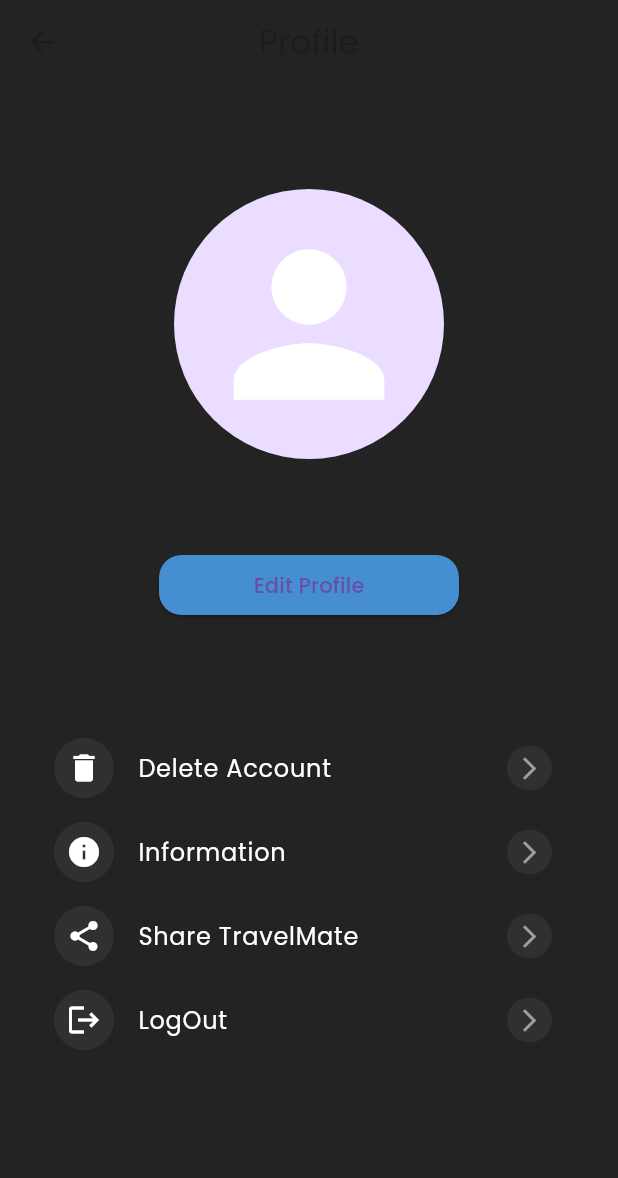
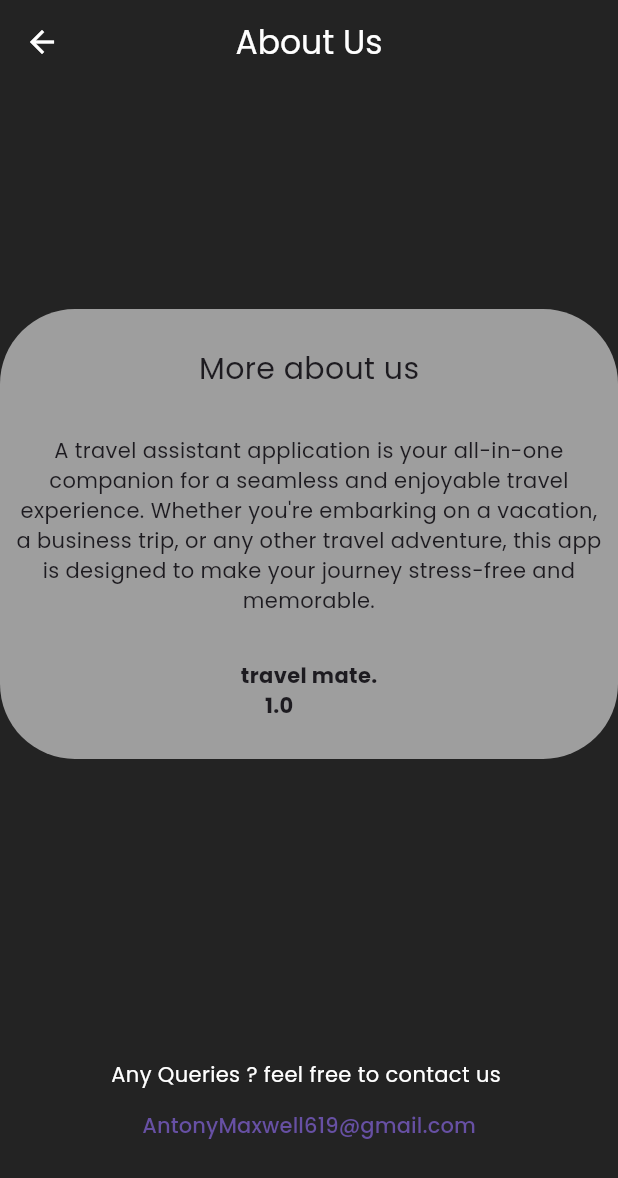
Before and after one commit to Antony-Maxwell/travel_mate, a Flutter app: the accountPage screen opened directly with empty values, after a tap on "Information", on a phone screen of 412 x 824 dp. Shown: the top 1178 px of the screen. Run offline on Flutter 3.47's test engine with Material 3 defaults, Android fonts, the phone set to English and light mode, and no system bars; our stand-ins replace carousel_slider, curved_navigation_bar, email_validator, flutter_datetime_picker_plus, flutter_local_notifications, flutter_rating_bar and 17 more; accounts and stored records are empty; project files that could hold a hidden picture were left out.

Commit message:
updated some ui

```diff
--- a/lib/main.dart
+++ b/lib/main.dart
@@ -9,6 +9,7 @@ import 'package:travel_mate/db/functions/model/category_data_model.dart';
 import 'package:travel_mate/db/functions/model/data_model.dart';
 import 'package:travel_mate/provider/navigation_Provider.dart';
 import 'package:travel_mate/provider/providerClass.dart';
+import 'package:travel_mate/screens/sideMenuScreens/aboutUs.dart';
 import 'package:travel_mate/widgets/adminWidgets/adminMain.dart';
 import 'package:travel_mate/screens/bottom_menu_screens/createTrips.dart';
 import 'package:travel_mate/authenthication/login.dart';
@@ -98,6 +99,7 @@ class _MyAppState extends State<MyApp> {
           '/adminMain' :(context) => adminMain(),
           '/bottomMenu' :(context) => homeBottomBar(),
           '/createTrips' :(context) => createTrips(),
+          '/aboutUs' : (context) => AboutUsScreen(),
         },
       ),
     );
--- a/lib/screens/sideMenuScreens/aboutUs.dart
+++ b/lib/screens/sideMenuScreens/aboutUs.dart
@@ -0,0 +1,86 @@
+import 'package:flutter/material.dart';
+
+class AboutUsScreen extends StatelessWidget {
+  const AboutUsScreen({super.key});
+
+  @override
+  Widget build(BuildContext context) {
+    return Scaffold(
+      backgroundColor: Color.fromRGBO(35, 35, 35, 1),
+      appBar: AppBar(
+        iconTheme: IconThemeData(
+          color: Colors.white,
+        ),
+        backgroundColor: Colors.transparent,
+        title: Text('About Us',
+        style: TextStyle(
+          color: Colors.white,
+        ),),
+        centerTitle: true,
+      ),
+      body: Container(
+        child: Column(
+          children: [
+            SizedBox(height: 150,),
+            Container(
+            width: double.infinity,
+            height: 300,
+            decoration: BoxDecoration(
+              color: Colors.grey,
+              borderRadius: BorderRadius.circular(50),
+            ),
+            child: Column(
+              crossAxisAlignment: CrossAxisAlignment.center,
+              mainAxisAlignment: MainAxisAlignment.center,
+              children: [
+                Padding(
+                  padding: EdgeInsets.only(left: 15),
+                ),
+                Text(
+                  'More about us',
+                  style: TextStyle(
+                    fontSize: 20,
+                  ),
+                ),
+                SizedBox(height: 20),
+                Padding(
+                  padding: const EdgeInsets.all(10),
+                  child: Center(
+                    child: Text(
+                      textAlign: TextAlign.center,
+                      "A travel assistant application is your all-in-one companion for a seamless and enjoyable travel experience. Whether you're embarking on a vacation, a business trip, or any other travel adventure, this app is designed to make your journey stress-free and memorable.",
+                      style: TextStyle(
+                      ),
+                    ),
+                  ),
+                ),
+                SizedBox(
+                  height: 20,
+                ),
+                Text(
+                  'travel mate.\n     1.0',
+                  style: TextStyle(
+                    fontWeight: FontWeight.bold,
+                  ),
+                )
+              ],
+            ),
+          ),
+          SizedBox(height: 200,),
+           Text(
+            'Any Queries ? feel free to contact us ',
+            style: TextStyle(
+              color: Colors.white,
+            ),
+            ),
+            TextButton(onPressed: (){
+
+            }, child: Text(
+              'AntonyMaxwell619@gmail.com',
+            ))
+          ],
+        ),
+      ),
+    );
+  }
+}
--- a/lib/screens/sideMenuScreens/account.dart
+++ b/lib/screens/sideMenuScreens/account.dart
@@ -56,7 +56,13 @@ class _accountPageState extends State<accountPage> {
   Widget build(BuildContext context) {
     return Scaffold(
       appBar: AppBar(
-        title: Text('Profile'),
+        iconTheme: IconThemeData(
+          color: Colors.white,
+        ),
+        title: Text('Profile',
+        style: TextStyle(
+          color: Colors.white,
+        ),),
         centerTitle: true,
         backgroundColor: Color.fromARGB(255, 35, 35, 35),
         elevation: 0,
@@ -299,7 +305,9 @@ class _accountPageState extends State<accountPage> {
                   ProfileSettings(
                     title: 'Information',
                     icon: Icons.info,
-                    onPress: () {},
+                    onPress: () {
+                    Navigator.pushNamed(context, '/aboutUs');
+                    },
                   ),
                   ProfileSettings(
                     title: 'Share TravelMate',
@@ -308,13 +316,13 @@ class _accountPageState extends State<accountPage> {
                       _shareContent();
                     },
                   ),
-                  ProfileSettings(
-                    title: 'LogOut',
-                    icon: Icons.logout,
-                    onPress: () {},
-                    textColor: Colors.red,
-                    endIcon: false,
-                  )
+                  // ProfileSettings(
+                  //   title: 'LogOut',
+                  //   icon: Icons.logout,
+                  //   onPress: () {},
+                  //   textColor: Colors.red,
+                  //   endIcon: false,
+                  // )
                 ],
               ),
             )
--- a/pubspec.yaml
+++ b/pubspec.yaml
@@ -28,6 +28,7 @@ dependencies:
   cupertino_icons: ^1.0.2
   curved_navigation_bar: ^1.0.3
   email_validator: ^2.1.17
+  firebase_core: ^2.23.0
   flutter:
     sdk: flutter
   flutter_datetime_picker_plus: ^2.1.0
```
Also changed, not shown: lib/screens/bottom_menu_screens/user_home.dart (+0 -12 lines), lib/screens/sideMenuScreens/edit_Profile.dart (+12 -3 lines), lib/screens/sideMenuScreens/home_side_menu.dart (+1 -24 lines), firebase.json (added), pubspec.lock, 6 other files.
